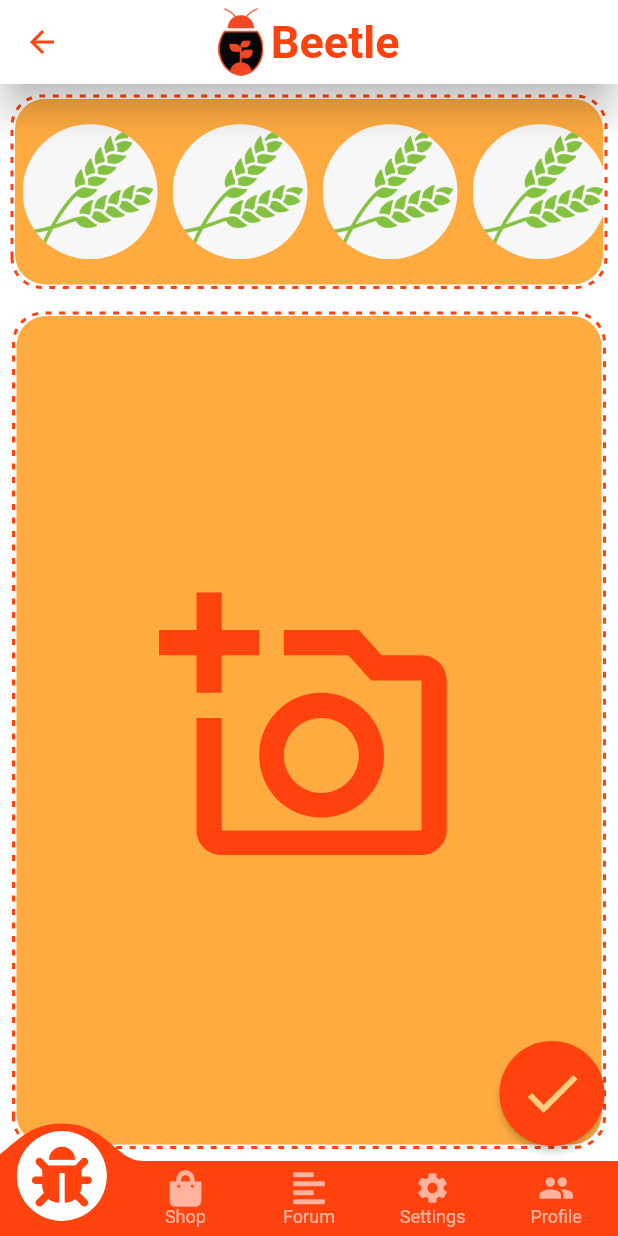
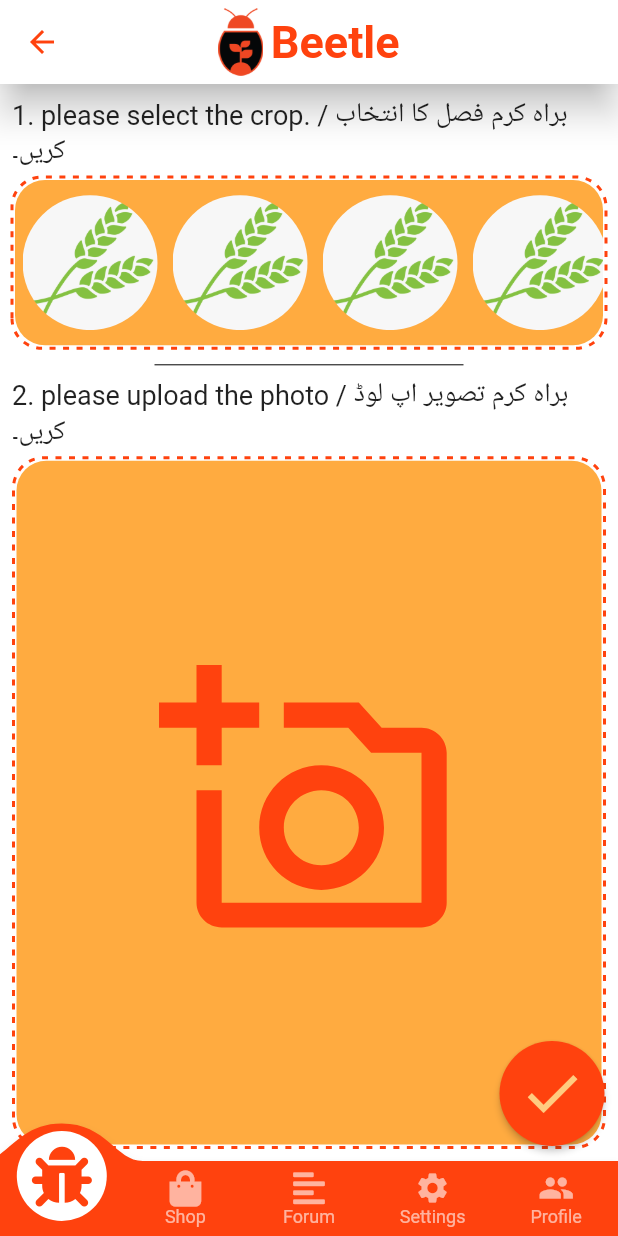
Before and after one commit to DeltA3241/beetle2, a Flutter app: the Driver screen opened by its route, on a phone screen of 412 x 824 dp. Run offline on Flutter 3.47's test engine with Material 2 defaults, Android fonts, the phone set to English and light mode, and no system bars; drawn by our look-alikes of convex_bottom_bar, dotted_border, modal_progress_hud_nsn; our stand-ins replace audioplayers, flutter_login, font_awesome_flutter, image_picker, modal_bottom_sheet; missing offline and left inert: record; project files that could hold a hidden picture were left out.

Commit message:
--bugfixes + work on disease detection

```diff
--- a/lib/disease_detection/disease_detection_main.dart
+++ b/lib/disease_detection/disease_detection_main.dart
@@ -4,11 +4,9 @@ import 'dart:io';
 import 'package:beetle/custom_widgets/floating_round_icon_button.dart';
 import 'package:beetle/custom_widgets/round_icon_button.dart';
 import 'package:beetle/disease_detection/disease_response.dart';
-import 'package:beetle/utilities/beetle_networking.dart';
 import 'package:beetle/utilities/constants.dart';
 import 'package:dotted_border/dotted_border.dart';
 import 'package:flutter/material.dart';
-import 'package:http/http.dart';
 import 'package:image_picker/image_picker.dart';
 import 'package:modal_progress_hud_nsn/modal_progress_hud_nsn.dart';
 import '../custom_widgets/image_picker_tile_bottomsheet.dart';
@@ -44,11 +42,31 @@ class _DiseaseDetectionMainState extends State<DiseaseDetectionMain> {
         fit: StackFit.expand,
         children: [
           Column(
+            textBaseline: TextBaseline.alphabetic,
+            crossAxisAlignment: CrossAxisAlignment.start,
             children: [
+              const Padding(
+                padding: EdgeInsets.only(
+                  top: 8,
+                  bottom: 4,
+                  left: 8,
+                ),
+                child: Text(
+                  '1. please select the crop. / براہ کرم فصل کا انتخاب کریں۔',
+                  style: TextStyle(
+                    fontSize: 18,
+                    fontWeight: FontWeight.w400,
+                  ),
+                ),
+              ),
               Expanded(
                 flex: 1,
                 child: Padding(
-                  padding: const EdgeInsets.all(8),
+                  padding: const EdgeInsets.only(
+                    bottom: 3,
+                    left: 8,
+                    right: 8,
+                  ),
                   child: DottedBorder(
                     color: kBeetleMainColor,
                     radius: const Radius.circular(20),
@@ -63,7 +81,7 @@ class _DiseaseDetectionMainState extends State<DiseaseDetectionMain> {
                           return RoundIconButton(
                             index: index,
                             onPressed: (index) {
-                              print(index);
+                              //print(index);
                             },
                             icon: 'assets/images/png_files/wheat.png',
                           );
@@ -75,10 +93,34 @@ class _DiseaseDetectionMainState extends State<DiseaseDetectionMain> {
                   ),
                 ),
               ),
+              Center(
+                  child: SizedBox(
+                width: MediaQuery.of(context).size.width / 2,
+                child: const Divider(
+                  color: Colors.black,
+                ),
+              )),
+              const Padding(
+                padding: EdgeInsets.only(
+                  bottom: 4,
+                  left: 8,
+                ),
+                child: Text(
+                  '2. please upload the photo / براہ کرم تصویر اپ لوڈ کریں۔',
+                  style: TextStyle(
+                    fontSize: 18,
+                    fontWeight: FontWeight.w400,
+                  ),
+                ),
+              ),
               Expanded(
                 flex: 4,
                 child: Padding(
-                  padding: const EdgeInsets.all(9),
+                  padding: const EdgeInsets.only(
+                    bottom: 9,
+                    left: 9,
+                    right: 9,
+                  ),
                   child: GestureDetector(
                     onTap: () async {
                       var source = await ImagePickerTileBottomSheet
@@ -121,12 +163,12 @@ class _DiseaseDetectionMainState extends State<DiseaseDetectionMain> {
                   setState(() {
                     _progress = true;
                   });
-                  // dynamic imageEncoded = await image!.readAsBytes();
-                  // dynamic finalImage = base64Encode(imageEncoded);
-                  // Map<String, dynamic> details = {
-                  //   "crop": "pepper",
-                  //   'image': finalImage,
-                  // };
+                  dynamic imageEncoded = await image!.readAsBytes();
+                  String finalImage = base64Encode(imageEncoded);
+                  Map<String, String> details = {
+                    "crop": "pepper",
+                    'image': finalImage,
+                  };
 
                   // Response response =
                   //     await BeetleNetworking().getDetails(details);
@@ -143,8 +185,8 @@ class _DiseaseDetectionMainState extends State<DiseaseDetectionMain> {
                     context,
                     MaterialPageRoute(
                       builder: (context) {
-                        return const DiseaseResponse(
-                          responseBody: "x.toString()",
+                        return DiseaseResponse(
+                          details: details,
                         );
                       },
                     ),
--- a/lib/forum/custom_widgets/comment_card.dart
+++ b/lib/forum/custom_widgets/comment_card.dart
@@ -5,7 +5,6 @@ import 'package:beetle/forum/custom_widgets/update_delete_comment.dart';
 import 'package:flutter/material.dart';
 import 'package:beetle/utilities/constants.dart';
 import 'package:beetle/globals.dart' as global;
-import 'package:http/http.dart';
 import '../../custom_widgets/image_picker_tile_bottomsheet.dart';
 import '../../utilities/beetle_networking.dart';
 
@@ -201,7 +200,7 @@ class _CommentCardState extends State<CommentCard> {
                           ScaffoldMessenger.of(context).showSnackBar(
                             kPleaseWait,
                           );
-                          Response response = await BeetleNetworking().report(
+                          await BeetleNetworking().report(
                             widget.commentId,
                           );
                         },
--- a/lib/forum/custom_widgets/forum_card.dart
+++ b/lib/forum/custom_widgets/forum_card.dart
@@ -160,7 +160,7 @@ class _ForumCardState extends State<ForumCard> {
                           ScaffoldMessenger.of(context).showSnackBar(
                             kPleaseWait,
                           );
-                          Response response = await BeetleNetworking().report(
+                          await BeetleNetworking().report(
                             widget.forumId,
                           );
                         },
```
Also changed, not shown: lib/disease_detection/disease_response.dart (+8 -4 lines), pubspec.lock, 1 other file.
